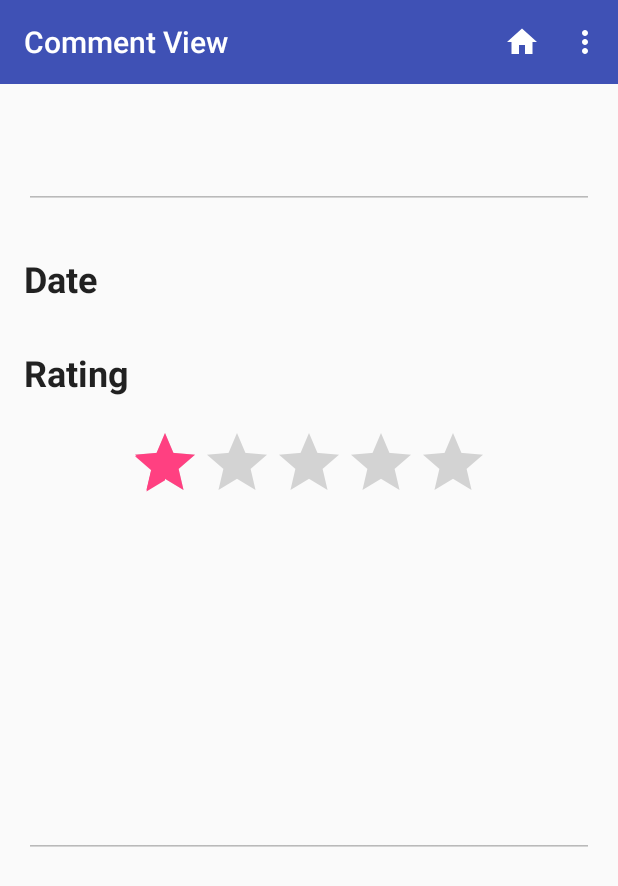
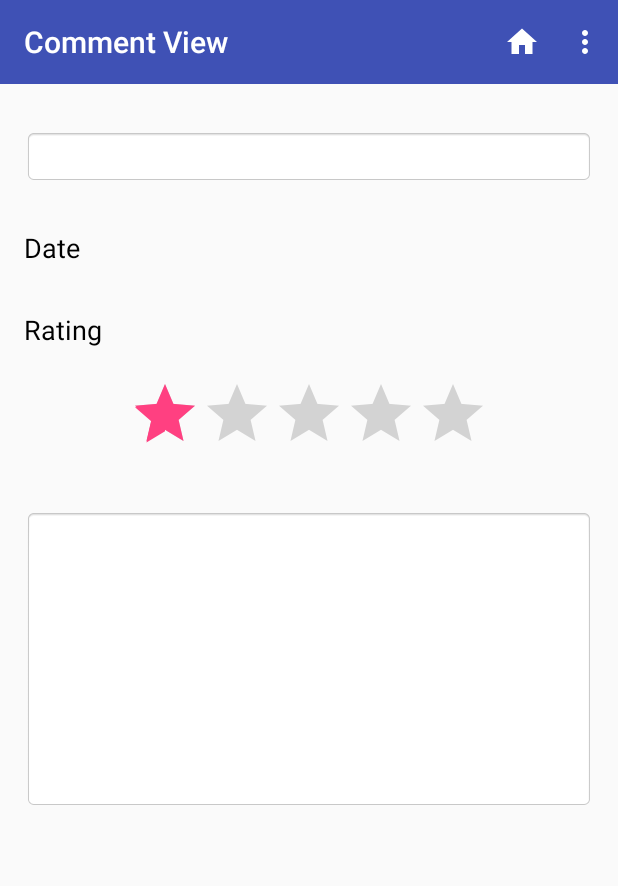
Before and after one commit to muhamza/Markan-Marketing-Application, an Android app: the ViewCommentsActivity screen opened directly, with no data from a screen before it, on a phone screen of 412 x 824 dp. Shown: the top 886 px of the screen. Run offline under Robolectric (Android 15) with nearby library versions, the phone set to English and light mode, and no system bars; our stand-ins replace Firebase (no records; nobody signed in at launch, a user with empty details on screens opened directly); 4 statements that could not run were skipped.

Commit message:
Improved Aesthetics.

```diff
--- a/app/src/main/java/com/example/hamza/markan/ViewCommentsActivity.java
+++ b/app/src/main/java/com/example/hamza/markan/ViewCommentsActivity.java
@@ -37,7 +37,7 @@ public class ViewCommentsActivity extends AppCompatActivity {
         Intent intent = getIntent();
         comment = intent.getParcelableExtra("commentSend");
 
-        textViewDate.setText(comment.getDate());
+        textViewDate.setText("Posted on: " + comment.getDate());
         editTextTitle.setText(comment.getTitle());
         editTextComment.setText(comment.getComment());
         ratingBarComment.setRating((float)comment.getRating());
--- a/app/src/main/res/layout/activity_add_comment.xml
+++ b/app/src/main/res/layout/activity_add_comment.xml
@@ -36,6 +36,7 @@
             android:layout_width="wrap_content"
             android:layout_height="wrap_content"
             android:text="Rating"
+            android:textColor="@color/common_google_signin_btn_text_dark_focused"
             android:textSize="18sp" />
 
         <RatingBar
--- a/app/src/main/res/layout/activity_view_comments.xml
+++ b/app/src/main/res/layout/activity_view_comments.xml
@@ -26,10 +26,12 @@
             android:layout_height="wrap_content"
             android:layout_marginTop="70dp"
             android:layout_marginBottom="30dp"
+            android:background="@android:drawable/editbox_background"
             android:enabled="false"
             android:inputType="textPersonName"
+            android:textAppearance="@style/Base.TextAppearance.AppCompat.Headline"
             android:textColor="@color/common_google_signin_btn_text_dark_focused"
-            android:textAppearance="@style/Base.TextAppearance.AppCompat.Headline"
+            android:textSize="18sp"
             android:textStyle="bold" />
 
         <TextView
@@ -38,17 +40,17 @@
             android:layout_height="wrap_content"
             android:layout_marginBottom="30dp"
             android:text="Date"
-            android:textAppearance="@style/Base.TextAppearance.AppCompat.Headline"
-            android:textStyle="bold" />
+            android:textColor="@color/common_google_signin_btn_text_dark_focused"
+            android:textSize="18sp" />
 
         <TextView
             android:id="@+id/textView9"
             android:layout_width="match_parent"
             android:layout_height="wrap_content"
+            android:layout_marginBottom="20dp"
             android:text="Rating"
-            android:layout_marginBottom="20dp"
-            android:textAppearance="@style/Base.TextAppearance.AppCompat.Headline"
-            android:textStyle="bold" />
+            android:textColor="@color/common_google_signin_btn_text_dark_focused"
+            android:textSize="18sp" />
 
         <RatingBar
             android:id="@+id/ratingBarComment"
@@ -67,6 +69,7 @@
             android:layout_height="200dp"
             android:layout_marginTop="10dp"
             android:layout_marginBottom="30dp"
+            android:background="@android:drawable/editbox_background"
             android:breakStrategy="balanced"
             android:enabled="false"
             android:fitsSystemWindows="true"
@@ -74,7 +77,8 @@
             android:inputType="textMultiLine"
             android:padding="5dp"
             android:singleLine="false"
-            android:textColor="@color/common_google_signin_btn_text_dark_focused" />
+            android:textColor="@color/common_google_signin_btn_text_dark_focused"
+            android:textSize="14sp" />
 
     </LinearLayout>
 
```
